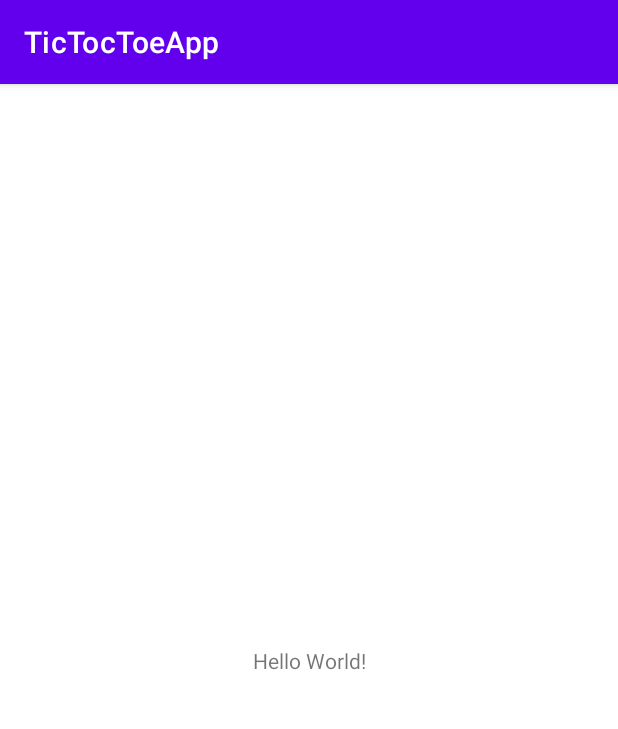
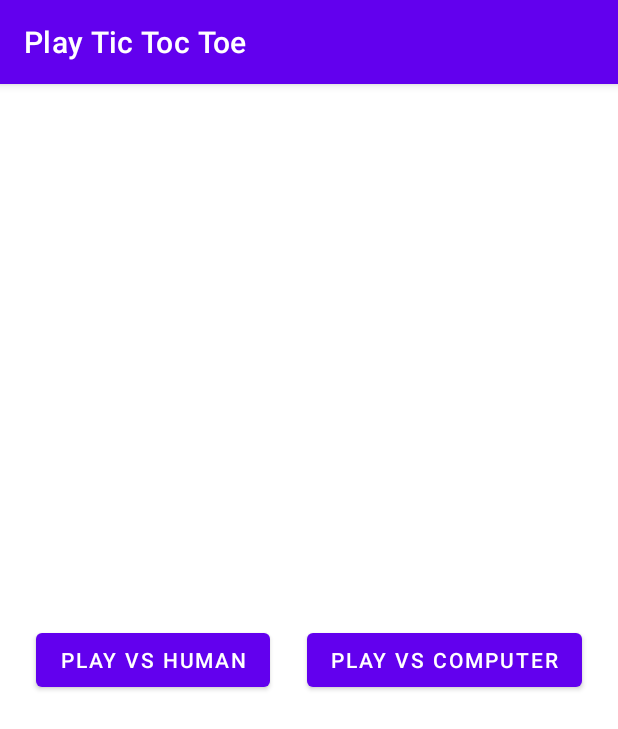
Before and after one commit to avrohomthousman-p/TicTocToe, an Android app: the screen it shows after launch (MainActivity), on a phone screen of 412 x 824 dp. Shown: the top 729 px of the screen. Run offline under Robolectric (Android 15) with nearby library versions, the light colour scheme and no system bars.

Commit message:
Setup buttons in main activity.

```diff
--- a/app/src/main/java/com/example/tic_toc_toe_app/MainActivity.java
+++ b/app/src/main/java/com/example/tic_toc_toe_app/MainActivity.java
@@ -3,6 +3,8 @@ package com.example.tic_toc_toe_app;
 import androidx.appcompat.app.AppCompatActivity;
 
 import android.os.Bundle;
+import android.view.View;
+import android.widget.Button;
 
 public class MainActivity extends AppCompatActivity {
 
@@ -10,5 +12,28 @@ public class MainActivity extends AppCompatActivity {
     protected void onCreate(Bundle savedInstanceState) {
         super.onCreate(savedInstanceState);
         setContentView(R.layout.activity_main);
+
+        setupButtonListeners();
+    }
+
+
+    /**
+     * Creates the click handlers for the two buttons on the main activity screen.
+     */
+    private void setupButtonListeners(){
+        findViewById(R.id.pvp).setOnClickListener(new View.OnClickListener() {
+            @Override
+            public void onClick(View view) {
+                //TODO setup model and start new activity
+            }
+        });
+
+
+        findViewById(R.id.pvc).setOnClickListener(new View.OnClickListener() {
+            @Override
+            public void onClick(View view) {
+                //TODO setup model and start new activity
+            }
+        });
     }
 }
--- a/app/src/main/res/layout/activity_main.xml
+++ b/app/src/main/res/layout/activity_main.xml
@@ -6,13 +6,26 @@
     android:layout_height="match_parent"
     tools:context=".MainActivity">
 
-    <TextView
+    <Button
+        android:id="@+id/pvp"
         android:layout_width="wrap_content"
         android:layout_height="wrap_content"
-        android:text="Hello World!"
+        android:text="@string/play_vs_human"
         app:layout_constraintBottom_toBottomOf="parent"
-        app:layout_constraintEnd_toEndOf="parent"
+        app:layout_constraintEnd_toStartOf="@+id/pvc"
         app:layout_constraintStart_toStartOf="parent"
         app:layout_constraintTop_toTopOf="parent" />
 
+
+    <Button
+        android:id="@+id/pvc"
+        android:layout_width="wrap_content"
+        android:layout_height="wrap_content"
+        android:text="@string/play_vs_computer"
+        app:layout_constraintBottom_toBottomOf="parent"
+        app:layout_constraintEnd_toEndOf="parent"
+        app:layout_constraintStart_toEndOf="@+id/pvp"
+        app:layout_constraintTop_toTopOf="parent" />
+
+
 </androidx.constraintlayout.widget.ConstraintLayout>
--- a/app/src/main/res/values/strings.xml
+++ b/app/src/main/res/values/strings.xml
@@ -1,3 +1,7 @@
 <resources>
-    <string name="app_name">TicTocToeApp</string>
+    <string name="app_name">Play Tic Toc Toe</string>
+
+
+    <string name="play_vs_human">Play VS Human</string>
+    <string name="play_vs_computer">Play VS Computer</string>
 </resources>
```
